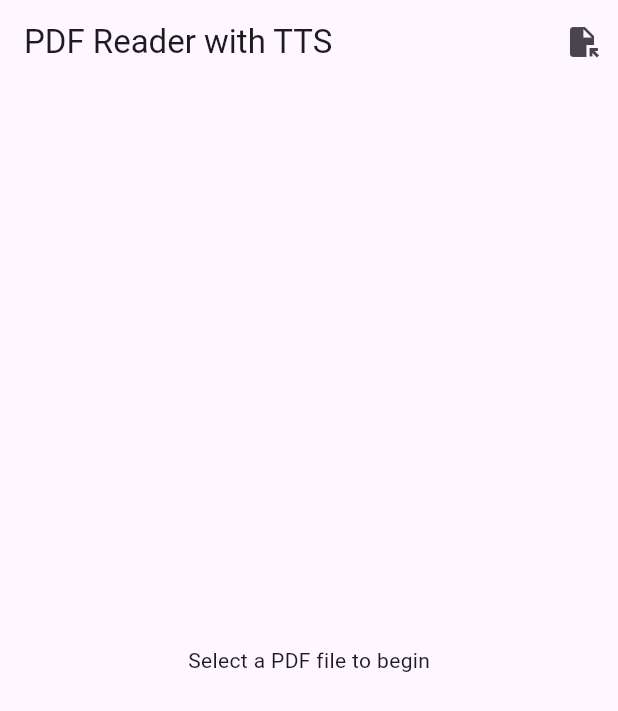
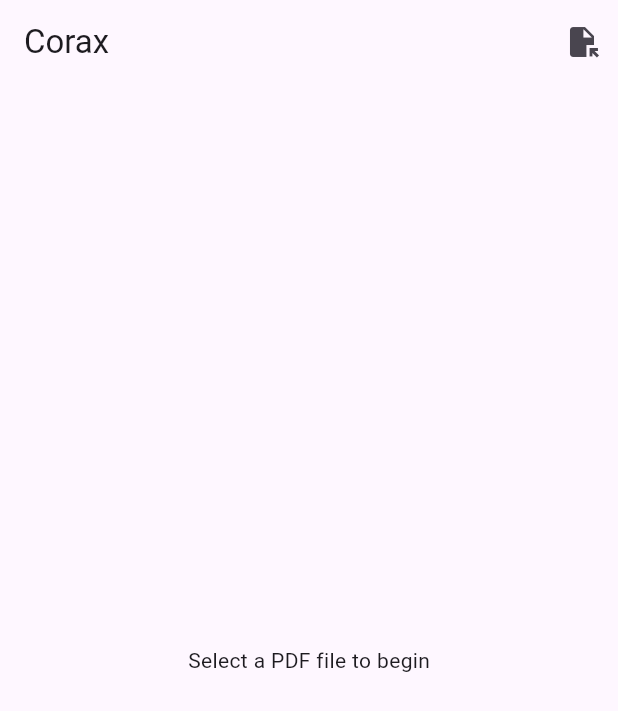
Before and after one commit to 9aia/corax, a Flutter app: the screen it shows after launch, on a phone screen of 412 x 824 dp. Shown: the top 711 px of the screen. Run offline on Flutter 3.47's test engine with Material 3 defaults, Android fonts, the phone set to English and light mode, and no system bars; our stand-ins replace file_picker, flutter_tts; missing offline and left inert: syncfusion_flutter_pdf, syncfusion_flutter_pdfviewer.

Commit message:
Add navigation controls for sentence playback in PdfTtsScreen
- Introduced methods to navigate to the previous and next sentences during playback.
- Updated the UI with skip buttons for sentence navigation.
- Enhanced the TTS completion handler to automatically proceed to the next sentence after finishing the current one.
- Changed the app title to 'Corax' for better branding.

```diff
--- a/lib/main.dart
+++ b/lib/main.dart
@@ -33,6 +33,7 @@ class _PdfTtsScreenState extends State<PdfTtsScreen> {
   List<String> _sentences = [];
   int _currentSentenceIndex = 0;
   bool _isPlaying = false;
+  final PdfViewerController _pdfViewerController = PdfViewerController();
 
   @override
   void initState() {
@@ -107,6 +108,28 @@ class _PdfTtsScreenState extends State<PdfTtsScreen> {
     return sentences;
   }
 
+  Future<void> _goToPreviousSentence() async {
+    if (_currentSentenceIndex > 0) {
+      setState(() {
+        _currentSentenceIndex--;
+      });
+      if (_isPlaying) {
+        await _flutterTts.speak(_sentences[_currentSentenceIndex]);
+      }
+    }
+  }
+
+  Future<void> _goToNextSentence() async {
+    if (_currentSentenceIndex < _sentences.length - 1) {
+      setState(() {
+        _currentSentenceIndex++;
+      });
+      if (_isPlaying) {
+        await _flutterTts.speak(_sentences[_currentSentenceIndex]);
+      }
+    }
+  }
+
   Future<void> _togglePlayPause() async {
     if (_sentences.isEmpty) return;
 
@@ -119,19 +142,25 @@ class _PdfTtsScreenState extends State<PdfTtsScreen> {
       if (_currentSentenceIndex >= _sentences.length) {
         _currentSentenceIndex = 0;
       }
+
       await _flutterTts.speak(_sentences[_currentSentenceIndex]);
       setState(() {
         _isPlaying = true;
       });
 
       // Move to next sentence when current one is done
-      _flutterTts.setCompletionHandler(() {
-        setState(() {
-          _isPlaying = false;
-          if (_currentSentenceIndex < _sentences.length - 1) {
+      _flutterTts.setCompletionHandler(() async {
+        if (_currentSentenceIndex < _sentences.length - 1) {
+          setState(() {
             _currentSentenceIndex++;
-          }
-        });
+          });
+          // Automatically start reading the next sentence
+          await _flutterTts.speak(_sentences[_currentSentenceIndex]);
+        } else {
+          setState(() {
+            _isPlaying = false;
+          });
+        }
       });
     }
   }
@@ -146,7 +175,7 @@ class _PdfTtsScreenState extends State<PdfTtsScreen> {
   Widget build(BuildContext context) {
     return Scaffold(
       appBar: AppBar(
-        title: const Text('PDF Reader with TTS'),
+        title: const Text('Corax'),
         actions: [
           IconButton(
             icon: const Icon(Icons.file_open),
@@ -158,7 +187,17 @@ class _PdfTtsScreenState extends State<PdfTtsScreen> {
         children: [
           if (_pdfFile != null) ...[
             Expanded(
-              child: SfPdfViewer.file(_pdfFile!),
+              child: SfPdfViewer.file(
+                _pdfFile!,
+                controller: _pdfViewerController,
+                enableTextSelection: true,
+                enableDoubleTapZooming: true,
+                canShowScrollHead: true,
+                canShowScrollStatus: true,
+                enableDocumentLinkAnnotation: true,
+                canShowPaginationDialog: true,
+                canShowTextSelectionMenu: false,
+              ),
             ),
             Padding(
               padding: const EdgeInsets.all(8.0),
@@ -166,8 +205,21 @@ class _PdfTtsScreenState extends State<PdfTtsScreen> {
                 mainAxisAlignment: MainAxisAlignment.center,
                 children: [
                   IconButton(
+                    icon: const Icon(Icons.skip_previous),
+                    onPressed: _goToPreviousSentence,
+                    tooltip: 'Previous sentence',
+                  ),
+                  const SizedBox(width: 16),
+                  IconButton(
                     icon: Icon(_isPlaying ? Icons.pause : Icons.play_arrow),
                     onPressed: _togglePlayPause,
+                    tooltip: _isPlaying ? 'Pause' : 'Resume',
+                  ),
+                  const SizedBox(width: 16),
+                  IconButton(
+                    icon: const Icon(Icons.skip_next),
+                    onPressed: _goToNextSentence,
+                    tooltip: 'Next sentence',
                   ),
                   if (_sentences.isNotEmpty) ...[
                     const SizedBox(width: 16),
```
